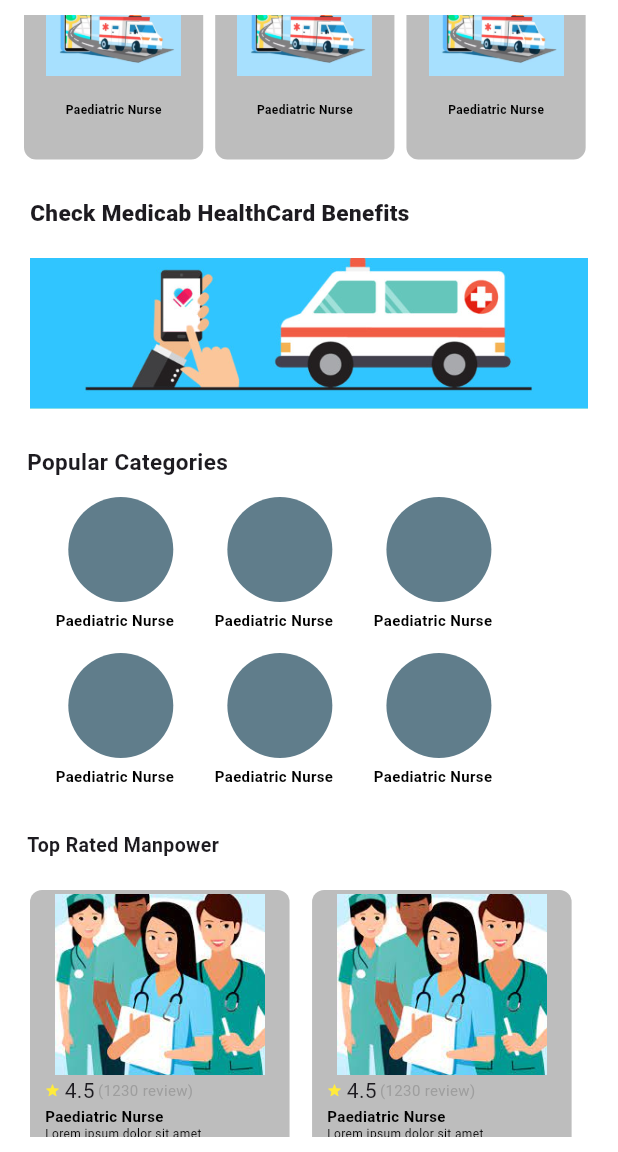
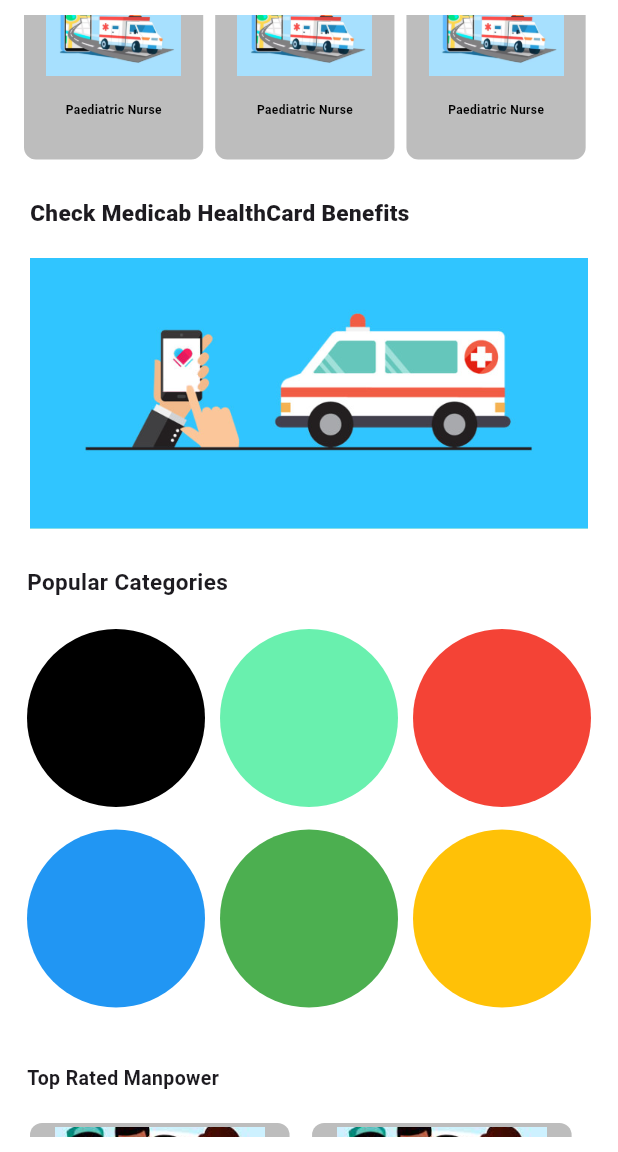
Before and after one commit to adityaverma47/MedCabTask, a Flutter app: the screen it shows after launch, scrolled down 576 dp, on a phone screen of 412 x 824 dp, the part 84-1236 px from its top. Run offline on Flutter 3.47's test engine with Material 3 defaults, Android fonts, the phone set to English and light mode, and no system bars; our stand-ins replace another_carousel_pro; missing offline and left inert: material_icons_named.

Commit message:
git initialized...

```diff
--- a/lib/main.dart
+++ b/lib/main.dart
@@ -1,5 +1,7 @@
 import 'package:flutter/material.dart';
+import 'package:medcab_task/pages/dashboardscreen.dart';
 import 'package:medcab_task/pages/splashscreen.dart';
+import 'package:material_icons_named/material_icons_named.dart';
 
 void main() {
   runApp(const MyApp());
@@ -8,13 +10,11 @@ void main() {
 class MyApp extends StatelessWidget {
   const MyApp({super.key});
 
-  // This widget is the root of your application.
   @override
   Widget build(BuildContext context) {
     return MaterialApp(
       debugShowCheckedModeBanner: false,
-      title: 'Flutter Demo',
-
+      title: 'MedCab Task',
       home:SplashScreen(),
     );
   }
--- a/lib/pages/dashboardscreen.dart
+++ b/lib/pages/dashboardscreen.dart
@@ -2,6 +2,8 @@ import 'package:another_carousel_pro/another_carousel_pro.dart';
 import 'package:flutter/material.dart';
 import '../model/CheckBoxList.dart';
 import '../model/CheckBoxQuestionsList.dart';
+import 'package:material_icons_named/material_icons_named.dart';
+
 
 class DashBoardScreen extends StatefulWidget {
   @override
@@ -162,13 +164,11 @@ class _StartScreen extends State<DashBoardScreen> {
                             size: 20,
                             color: Colors.black,
                           ),
-
                           Text(" Call Employer"),
                           VerticalDivider(
                             color: Colors.grey,
                             thickness: 1,
                           ),
-
                           Icon(Icons.chat, size: 20, color: Colors.black),
                           Text("Messages"),
                           VerticalDivider(
@@ -181,7 +181,6 @@ class _StartScreen extends State<DashBoardScreen> {
                             color: Colors.black,
                           ),
                           Text("History"),
-
                         ],
                       ),
                     ),
@@ -315,7 +314,6 @@ class SectionFour2 extends StatefulWidget {
 }
 
 class _SectionFour2 extends State<SectionFour2> {
-  // List<bool> booleanList = [true, false, true, true, false];
   @override
   Widget build(BuildContext context) {
     return Column(
@@ -389,7 +387,6 @@ class _SectionFour2 extends State<SectionFour2> {
     );
   }
 }
-
 class SectionMore extends StatefulWidget {
   const SectionMore({super.key});
 
@@ -433,12 +430,14 @@ class _SectionMore extends State<SectionMore> {
       children: [
         Padding(
           padding: const EdgeInsets.only(left: 35),
+          child: Expanded(
             child: Container(
               height: 70,
               width: 70,
               decoration: BoxDecoration(
                 color: Colors.blueGrey,
                 borderRadius: BorderRadius.circular(180),
+              ),
             ),
           ),
         ),
@@ -498,7 +497,7 @@ class _SectionMore extends State<SectionMore> {
                                   SizedBox(width: 3,),
                                   Text("4.5"),
                                   SizedBox(width: 2,),
-                                  Text("(1230 review)",style: TextStyle(color: Colors.grey,fontSize: 10),)
+                                  Text("(1230 review)",style: TextStyle(color: Colors.white70,fontSize: 10,),)
                                 ],
                               ),
                               Text(
@@ -522,18 +521,21 @@ class _SectionMore extends State<SectionMore> {
                                 mainAxisAlignment: MainAxisAlignment.start,
                                 children: [
                                   Expanded(
-
                                     child: SizedBox(
                                       height: 30,
+                                      child: Center(
                                         child: TextFormField(
+                                          textAlign: TextAlign.center,
                                           decoration: InputDecoration(
                                             focusColor: Colors.red,
                                             border: OutlineInputBorder(
                                               borderRadius: BorderRadius.circular(5),
                                               borderSide: BorderSide(color: Colors.red)
                                             ),
+
                                            labelText: "Add to Cart",
 
+                                          ),
                                         ),
                                       ),
                                     )
@@ -553,6 +555,14 @@ class _SectionMore extends State<SectionMore> {
 
   @override
   Widget build(BuildContext context) {
+    var arrColors = [
+      Colors.black,
+      Colors.greenAccent,
+      Colors.red,Colors.blue,
+      Colors.green,
+      Colors.amber,
+      Colors.blueGrey,
+    ];
     return Column(
       children: [
         //page2
@@ -570,7 +580,7 @@ class _SectionMore extends State<SectionMore> {
         Padding(
           padding: const EdgeInsets.all(10.0),
           child: Container(
-            height: 100,
+            height: 180,
             decoration: BoxDecoration(
               image: DecorationImage(
                   fit: BoxFit.cover,
@@ -598,27 +608,54 @@ class _SectionMore extends State<SectionMore> {
         SizedBox(
           height: 8,
         ),
-        SingleChildScrollView(
-          child: Row(
+        Container(
+
+    child: Padding(
+    padding: const EdgeInsets.all(8.0),
+    child: Center(
+    child: GridView.count(
+    shrinkWrap: true,
+    crossAxisCount: 3,
+    mainAxisSpacing: 15,
+    crossAxisSpacing: 10,
+    physics: NeverScrollableScrollPhysics(),
     children: [
-              PopularCategory(),
-              PopularCategory(),
-              PopularCategory(),
-            ],
+    Container(
+      height: 50,
+    decoration: BoxDecoration(
+    color:arrColors[0],
+
+    borderRadius: BorderRadius.circular(180),
     ),
     ),
-        SizedBox(
-          height: 15,
+    Container(decoration: BoxDecoration(
+    color:arrColors[1],
+    borderRadius: BorderRadius.circular(180),
+    )
     ),
-        SingleChildScrollView(
-          child: Row(
-            children: [
-              PopularCategory(),
-              PopularCategory(),
-              PopularCategory(),
-            ],
+    Container(decoration: BoxDecoration(
+    color:arrColors[2],
+    borderRadius: BorderRadius.circular(180),
+    )
+    ), Container(decoration: BoxDecoration(
+    color:arrColors[3],
+    borderRadius: BorderRadius.circular(180),
+    )
+    ), Container(decoration: BoxDecoration(
+    color:arrColors[4],
+    borderRadius: BorderRadius.circular(180),
+    )
+    ), Container(decoration: BoxDecoration(
+    color:arrColors[5],
+    borderRadius: BorderRadius.circular(180),
+    )
+    ),
+        ]
     ),
     ),
+    ),
+        ),
+
         SizedBox(
           height: 25,
         ),
--- a/lib/pages/splashscreen.dart
+++ b/lib/pages/splashscreen.dart
@@ -2,6 +2,7 @@ import 'dart:async';
 import 'dart:math' as math;
 import 'package:flutter/material.dart';
 import 'dashboardscreen.dart';
+
 
 
 class SplashScreen extends StatefulWidget {
--- a/pubspec.yaml
+++ b/pubspec.yaml
@@ -38,6 +38,8 @@ dependencies:
   carousel_slider: ^4.2.1
   another_carousel_pro: ^1.0.2
   animated_splash_screen: ^1.3.0
+  material_icons_named: ^3.16.0
+
   flutter_bloc: ^8.1.3
   bloc: ^8.1.2
   equatable: ^2.0.5
```
Also changed, not shown: pubspec.lock, 1 other file. Lines whose indentation alone changed are shown as unchanged.
